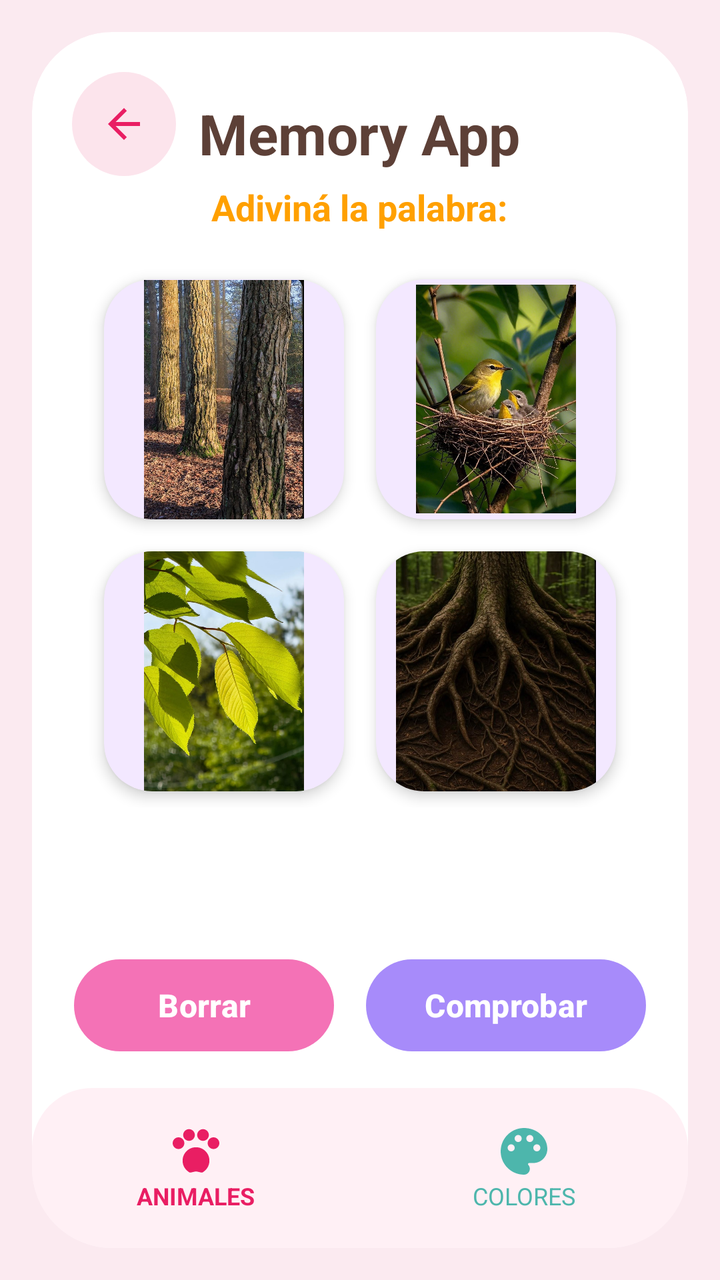
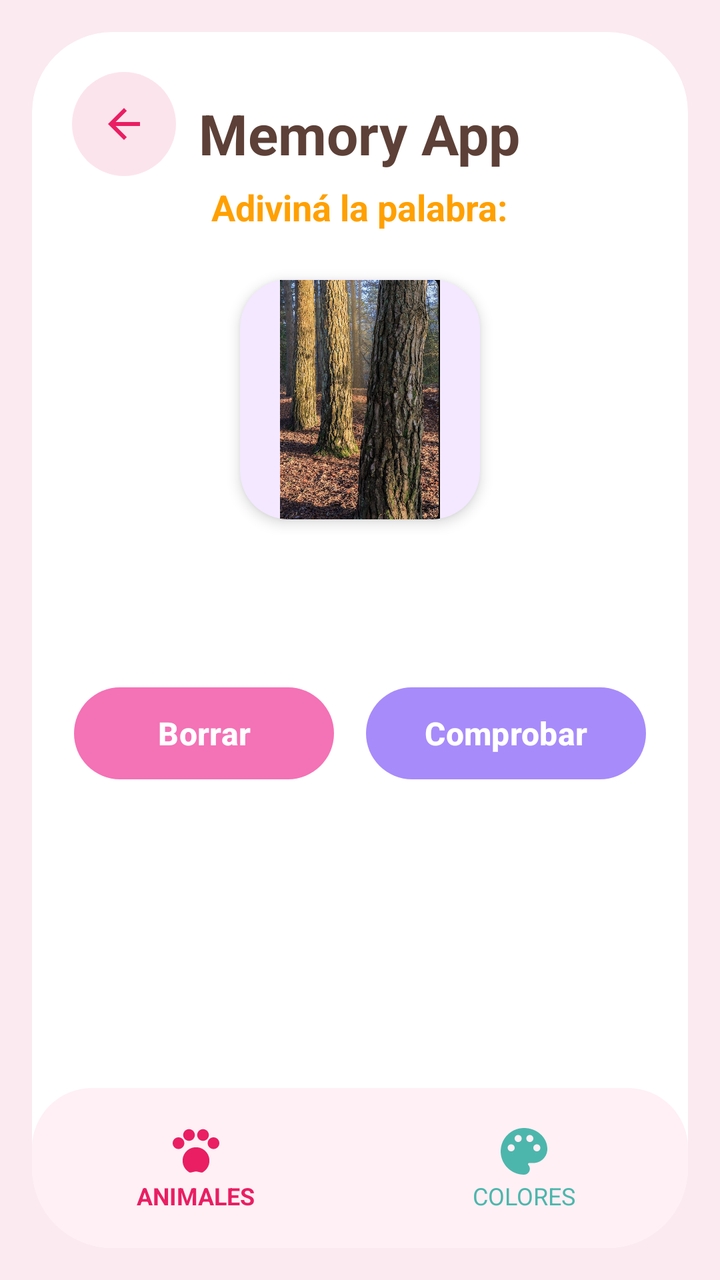

An Android layout rendered at two revisions. The XML below is the earlier revision; the diff shows what the commit changed to produce the second picture.
<!-- AndroidManifest.xml: application theme Theme.MemoryPract -->
<!-- res/layout/pantallaobjetos.xml -->
<?xml version="1.0" encoding="utf-8"?>
<RelativeLayout xmlns:android="http://schemas.android.com/apk/res/android"
    xmlns:app="http://schemas.android.com/apk/res-auto"
    xmlns:tools="http://schemas.android.com/tools"
    android:id="@+id/main"
    android:layout_width="match_parent"
    android:layout_height="match_parent"
    android:background="@color/bg_main"
    tools:context=".PantallaobjetosActivity">

    <androidx.cardview.widget.CardView
        android:layout_width="match_parent"
        android:layout_height="match_parent"
        android:layout_margin="16dp"
        app:cardCornerRadius="40dp"
        app:cardElevation="0dp"
        app:cardBackgroundColor="#FFFFFF">

        <RelativeLayout
            android:layout_width="match_parent"
            android:layout_height="match_parent">

            
            <androidx.appcompat.widget.AppCompatImageButton
                android:id="@+id/btnBack"
                android:layout_width="52dp"
                android:layout_height="52dp"
                android:layout_alignParentTop="true"
                android:layout_alignParentStart="true"
                android:layout_margin="20dp"
                android:background="@drawable/bg_settings_icon"
                android:src="@drawable/ic_arrow_back"
                android:padding="14dp"
                android:tint="@color/settings_icon"
                android:contentDescription="@string/btn_back_desc" />

            
            <LinearLayout
                android:id="@+id/headerLayout"
                android:layout_width="wrap_content"
                android:layout_height="wrap_content"
                android:layout_centerHorizontal="true"
                android:layout_marginTop="32dp"
                android:orientation="vertical"
                android:gravity="center">

                <TextView
                    android:id="@+id/tvTitle"
                    android:layout_width="wrap_content"
                    android:layout_height="wrap_content"
                    android:text="@string/memory_app"
                    android:textSize="28sp"
                    android:textStyle="bold"
                    android:textColor="@color/title_color" />

                <TextView
                    android:id="@+id/tvSubtitle"
                    android:layout_width="wrap_content"
                    android:layout_height="wrap_content"
                    android:layout_marginTop="6dp"
                    android:text="@string/guess_word"
                    android:textSize="18sp"
                    android:textStyle="bold"
                    android:textColor="@color/subtitle_color" />

            </LinearLayout>

            
            <ScrollView
                android:layout_width="match_parent"
                android:layout_height="match_parent"
                android:layout_below="@id/headerLayout"
                android:layout_marginTop="16dp"
                android:fillViewport="true">

                <LinearLayout
                    android:layout_width="match_parent"
                    android:layout_height="wrap_content"
                    android:orientation="vertical"
                    android:gravity="center_horizontal"
                    android:paddingHorizontal="16dp"
                    android:paddingBottom="24dp">

                    
                    <GridLayout
                        android:id="@+id/gridImages"
                        android:layout_width="wrap_content"
                        android:layout_height="wrap_content"
                        android:columnCount="2"
                        android:rowCount="2"
                        android:alignmentMode="alignMargins">

                        
                        <androidx.cardview.widget.CardView
                            android:layout_width="120dp"
                            android:layout_height="120dp"
                            android:layout_margin="8dp"
                            app:cardCornerRadius="24dp"
                            app:cardBackgroundColor="@color/letter_slot_bg"
                            app:cardElevation="4dp">

                            <ImageView
                                android:id="@+id/img1"
                                android:layout_width="match_parent"
                                android:layout_height="match_parent"
                                android:scaleType="centerCrop"
                                android:padding="20dp"
                                android:src="@drawable/foto_tronco_jpg"
                                android:contentDescription="@string/category_objetos" />
                        </androidx.cardview.widget.CardView>

                        
                        <androidx.cardview.widget.CardView
                            android:layout_width="120dp"
                            android:layout_height="120dp"
                            android:layout_margin="8dp"
                            app:cardCornerRadius="24dp"
                            app:cardBackgroundColor="@color/letter_slot_bg"
                            app:cardElevation="4dp">

                            <ImageView
                                android:id="@+id/img2"
                                android:layout_width="match_parent"
                                android:layout_height="match_parent"
                                android:scaleType="centerCrop"
                                android:padding="20dp"
                                android:src="@drawable/foto_nido_jpg"
                                android:contentDescription="@string/category_objetos" />
                        </androidx.cardview.widget.CardView>

                        
                        <androidx.cardview.widget.CardView
                            android:layout_width="120dp"
                            android:layout_height="120dp"
                            android:layout_margin="8dp"
                            app:cardCornerRadius="24dp"
                            app:cardBackgroundColor="@color/letter_slot_bg"
                            app:cardElevation="4dp">

                            <ImageView
                                android:id="@+id/img3"
                                android:layout_width="match_parent"
                                android:layout_height="match_parent"
                                android:scaleType="centerCrop"
                                android:padding="20dp"
                                android:src="@drawable/foto_hoja_jpg"
                                android:contentDescription="@string/category_objetos" />
                        </androidx.cardview.widget.CardView>

                        
                        <androidx.cardview.widget.CardView
                            android:layout_width="120dp"
                            android:layout_height="120dp"
                            android:layout_margin="8dp"
                            app:cardCornerRadius="24dp"
                            app:cardBackgroundColor="@color/letter_slot_bg"
                            app:cardElevation="4dp">

                            <ImageView
                                android:id="@+id/img4"
                                android:layout_width="match_parent"
                                android:layout_height="match_parent"
                                android:scaleType="centerCrop"
                                android:padding="10dp"
                                android:src="@drawable/foto_raiz_jpg"
                                android:contentDescription="@string/category_objetos" />
                        </androidx.cardview.widget.CardView>

                    </GridLayout>

                    
                    <LinearLayout
                        android:id="@+id/layoutWordSlots"
                        android:layout_width="wrap_content"
                        android:layout_height="wrap_content"
                        android:layout_marginTop="24dp"
                        android:orientation="horizontal"
                        android:gravity="center" />

                    
                    <GridLayout
                        android:id="@+id/gridKeyboard"
                        android:layout_width="wrap_content"
                        android:layout_height="wrap_content"
                        android:layout_marginTop="24dp"
                        android:columnCount="6"
                        android:gravity="center" />

                    
                    <LinearLayout
                        android:layout_width="wrap_content"
                        android:layout_height="wrap_content"
                        android:layout_marginTop="24dp"
                        android:orientation="horizontal"
                        android:gravity="center">

                        <com.google.android.material.button.MaterialButton
                            android:id="@+id/btnDelete"
                            android:layout_width="130dp"
                            android:layout_height="54dp"
                            android:layout_marginEnd="16dp"
                            android:text="@string/btn_delete"
                            android:textColor="#FFFFFF"
                            android:textSize="16sp"
                            android:textStyle="bold"
                            android:textAllCaps="false"
                            app:backgroundTint="@color/card_pink"
                            app:cornerRadius="27dp"
                            android:elevation="4dp" />

                        <com.google.android.material.button.MaterialButton
                            android:id="@+id/btnCheck"
                            android:layout_width="140dp"
                            android:layout_height="54dp"
                            android:text="@string/btn_check"
                            android:textColor="#FFFFFF"
                            android:textSize="16sp"
                            android:textStyle="bold"
                            android:textAllCaps="false"
                            app:backgroundTint="@color/btn_objetos_end"
                            app:cornerRadius="27dp"
                            android:elevation="4dp" />

                    </LinearLayout>

                </LinearLayout>

            </ScrollView>
            <LinearLayout
                android:id="@+id/bottomNav"
                android:layout_width="match_parent"
                android:layout_height="80dp"
                android:layout_alignParentBottom="true"
                android:layout_marginTop="8dp"
                android:background="@drawable/bg_bottom_nav"
                android:orientation="horizontal"
                android:gravity="center">

                <LinearLayout
                    android:layout_width="0dp"
                    android:layout_height="wrap_content"
                    android:layout_weight="1"
                    android:orientation="vertical"
                    android:gravity="center">

                    <androidx.appcompat.widget.AppCompatImageView
                        android:id="@+id/btnAnimales"
                        android:layout_width="28dp"
                        android:layout_height="28dp"
                        android:src="@drawable/ic_paw"
                        app:tint="@color/settings_icon" />

                    <TextView
                        android:layout_width="wrap_content"
                        android:layout_height="wrap_content"
                        android:text="@string/category_animales"
                        android:textColor="@color/settings_icon"
                        android:textSize="12sp"
                        android:textStyle="bold" />

                </LinearLayout>

                <LinearLayout
                    android:layout_width="0dp"
                    android:layout_height="wrap_content"
                    android:layout_weight="1"
                    android:orientation="vertical"
                    android:gravity="center">
                    <androidx.appcompat.widget.AppCompatImageView
                        android:id="@+id/btnColores"
                        android:layout_width="28dp"
                        android:layout_height="28dp"
                        android:src="@drawable/ic_palette"
                        app:tint="#4DB6AC" />
                    <TextView
                        android:layout_width="wrap_content"
                        android:layout_height="wrap_content"
                        android:text="@string/category_colores"
                        android:textColor="#4DB6AC"
                        android:textSize="12sp" />
                </LinearLayout>

            </LinearLayout>

        </RelativeLayout>

    </androidx.cardview.widget.CardView>

</RelativeLayout>
<!-- resources referenced by this layout -->
<resources>
  <color name="bg_main">#FBEAF0</color>
  <color name="btn_objetos_end">#A78BFA</color>
  <color name="card_pink">#F472B6</color>
  <color name="letter_slot_bg">#F3E8FF</color>
  <color name="settings_icon">#E91E63</color>
  <color name="subtitle_color">#FFA000</color>
  <color name="title_color">#5D4037</color>
  <!-- drawable bg_bottom_nav (drawable) -->
  <?xml version="1.0" encoding="utf-8"?>
  <shape xmlns:android="http://schemas.android.com/apk/res/android">
      <solid android:color="#FFF0F5" />
      <corners android:radius="30dp" />
  </shape>
  <!-- drawable bg_settings_icon (drawable) -->
  <?xml version="1.0" encoding="utf-8"?>
  <shape xmlns:android="http://schemas.android.com/apk/res/android"
      android:shape="oval">
      <solid android:color="@color/settings_bg" />
  </shape>
  <!-- drawable foto_hoja_jpg: jpeg bitmap (drawable, 156060 bytes) -->
  <!-- drawable foto_nido_jpg: jpeg bitmap (drawable, 221307 bytes) -->
  <!-- drawable foto_raiz_jpg: jpeg bitmap (drawable, 180896 bytes) -->
  <!-- drawable foto_tronco_jpg: jpeg bitmap (drawable, 410889 bytes) -->
  <!-- drawable ic_arrow_back (drawable) -->
  <vector xmlns:android="http://schemas.android.com/apk/res/android"
      android:width="24dp"
      android:height="24dp"
      android:viewportWidth="24"
      android:viewportHeight="24">
    <path
        android:fillColor="#FF000000"
        android:pathData="M20,11H7.83l5.59,-5.59L12,4l-8,8 8,8 1.41,-1.41L7.83,13H20v-2z"/>
  </vector>
  <!-- drawable ic_palette (drawable) -->
  <vector xmlns:android="http://schemas.android.com/apk/res/android"
      android:width="24dp"
      android:height="24dp"
      android:viewportWidth="24"
      android:viewportHeight="24">
      <path
          android:fillColor="#000000"
          android:pathData="M12,2C6.49,2 2,6.49 2,12s4.49,10 10,10c1.38,0 2.5,-1.12 2.5,-2.5c0,-0.61 -0.23,-1.21 -0.64,-1.67c-0.08,-0.1 -0.13,-0.21 -0.13,-0.33c0,-0.28 0.22,-0.5 0.5,-0.5H16c3.31,0 6,-2.69 6,-6C22,6.04 17.51,2 12,2zM6.5,12c-0.83,0 -1.5,-0.67 -1.5,-1.5S5.67,9 6.5,9S8,9.67 8,10.5S7.33,12 6.5,12zM9.5,8C8.67,8 8,7.33 8,6.5S8.67,5 9.5,5S11,5.67 11,6.5S10.33,8 9.5,8zM14.5,8C13.67,8 13,7.33 13,6.5S13.67,5 14.5,5S16,5.67 16,6.5S15.33,8 14.5,8zM17.5,12c-0.83,0 -1.5,-0.67 -1.5,-1.5S16.67,9 17.5,9S19,9.67 19,10.5S18.33,12 17.5,12z"/>
  </vector>
  <!-- drawable ic_paw (drawable) -->
  <vector xmlns:android="http://schemas.android.com/apk/res/android"
      android:width="24dp"
      android:height="24dp"
      android:viewportWidth="24"
      android:viewportHeight="24">
      <path
          android:fillColor="#000000"
          android:pathData="M4.5,11L4.5,11c1.38,0 2.5,-1.12 2.5,-2.5c0,-1.38 -1.12,-2.5 -2.5,-2.5S2,7.12 2,8.5C2,9.88 3.12,11 4.5,11zM9,7.5c1.38,0 2.5,-1.12 2.5,-2.5S10.38,2.5 9,2.5S6.5,3.62 6.5,5S7.62,7.5 9,7.5zM15,7.5c1.38,0 2.5,-1.12 2.5,-2.5S16.38,2.5 15,2.5s-2.5,1.12 -2.5,2.5S13.62,7.5 15,7.5zM19.5,11c1.38,0 2.5,-1.12 2.5,-2.5c0,-1.38 -1.12,-2.5 -2.5,-2.5S17,7.12 17,8.5C17,9.88 18.12,11 19.5,11zM12,10.25c-3.17,0 -5.75,2.58 -5.75,5.75c0,2.15 1.18,4.01 2.92,5.01c0.16,0.09 0.35,0.12 0.53,0.08l1.9,-0.42c0.26,-0.06 0.54,-0.06 0.8,0l1.9,0.42c0.18,0.04 0.37,0.01 0.53,-0.08c1.74,-1 2.92,-2.86 2.92,-5.01C17.75,12.83 15.17,10.25 12,10.25z"/>
  </vector>
  <string name="btn_back_desc">Volver</string>
  <string name="btn_check">Comprobar</string>
  <string name="btn_delete">Borrar</string>
  <string name="category_animales">ANIMALES</string>
  <string name="category_colores">COLORES</string>
  <string name="category_objetos">OBJETOS</string>
  <string name="guess_word">Adiviná la palabra:</string>
  <string name="memory_app">Memory App</string>
  <style name="Theme.MemoryPract" parent="Base.Theme.MemoryPract" />
  <color name="settings_bg">#FCE4EC</color>
  <style name="Base.Theme.MemoryPract" parent="Theme.Material3.DayNight.NoActionBar">
          
          
      </style>
</resources>

<!-- the commit's change to res/layout/pantallaobjetos.xml (unified diff, before → after) -->
@@ -6,7 +6,7 @@
     android:layout_width="match_parent"
     android:layout_height="match_parent"
     android:background="@color/bg_main"
-    tools:context=".PantallaobjetosActivity">
+    tools:context=".ui.controladores.PantallaobjetosActivity">
 
     <androidx.cardview.widget.CardView
         android:layout_width="match_parent"
@@ -109,62 +109,6 @@
                                 android:contentDescription="@string/category_objetos" />
                         </androidx.cardview.widget.CardView>
 
-                        
-                        <androidx.cardview.widget.CardView
-                            android:layout_width="120dp"
-                            android:layout_height="120dp"
-                            android:layout_margin="8dp"
-                            app:cardCornerRadius="24dp"
-                            app:cardBackgroundColor="@color/letter_slot_bg"
-                            app:cardElevation="4dp">
-
-                            <ImageView
-                                android:id="@+id/img2"
-                                android:layout_width="match_parent"
-                                android:layout_height="match_parent"
-                                android:scaleType="centerCrop"
-                                android:padding="20dp"
-                                android:src="@drawable/foto_nido_jpg"
-                                android:contentDescription="@string/category_objetos" />
-                        </androidx.cardview.widget.CardView>
-
-                        
-                        <androidx.cardview.widget.CardView
-                            android:layout_width="120dp"
-                            android:layout_height="120dp"
-                            android:layout_margin="8dp"
-                            app:cardCornerRadius="24dp"
-                            app:cardBackgroundColor="@color/letter_slot_bg"
-                            app:cardElevation="4dp">
-
-                            <ImageView
-                                android:id="@+id/img3"
-                                android:layout_width="match_parent"
-                                android:layout_height="match_parent"
-                                android:scaleType="centerCrop"
-                                android:padding="20dp"
-                                android:src="@drawable/foto_hoja_jpg"
-                                android:contentDescription="@string/category_objetos" />
-                        </androidx.cardview.widget.CardView>
-
-                        
-                        <androidx.cardview.widget.CardView
-                            android:layout_width="120dp"
-                            android:layout_height="120dp"
-                            android:layout_margin="8dp"
-                            app:cardCornerRadius="24dp"
-                            app:cardBackgroundColor="@color/letter_slot_bg"
-                            app:cardElevation="4dp">
-
-                            <ImageView
-                                android:id="@+id/img4"
-                                android:layout_width="match_parent"
-                                android:layout_height="match_parent"
-                                android:scaleType="centerCrop"
-                                android:padding="10dp"
-                                android:src="@drawable/foto_raiz_jpg"
-                                android:contentDescription="@string/category_objetos" />
-                        </androidx.cardview.widget.CardView>
 
                     </GridLayout>
 
<!-- resource entries referenced after the edit -->
@@ -19,9 +19,6 @@
       android:shape="oval">
       <solid android:color="@color/settings_bg" />
   </shape>
-  <!-- drawable foto_hoja_jpg: jpeg bitmap (drawable, 156060 bytes) -->
-  <!-- drawable foto_nido_jpg: jpeg bitmap (drawable, 221307 bytes) -->
-  <!-- drawable foto_raiz_jpg: jpeg bitmap (drawable, 180896 bytes) -->
   <!-- drawable foto_tronco_jpg: jpeg bitmap (drawable, 410889 bytes) -->
   <!-- drawable ic_arrow_back (drawable) -->
   <vector xmlns:android="http://schemas.android.com/apk/res/android"
